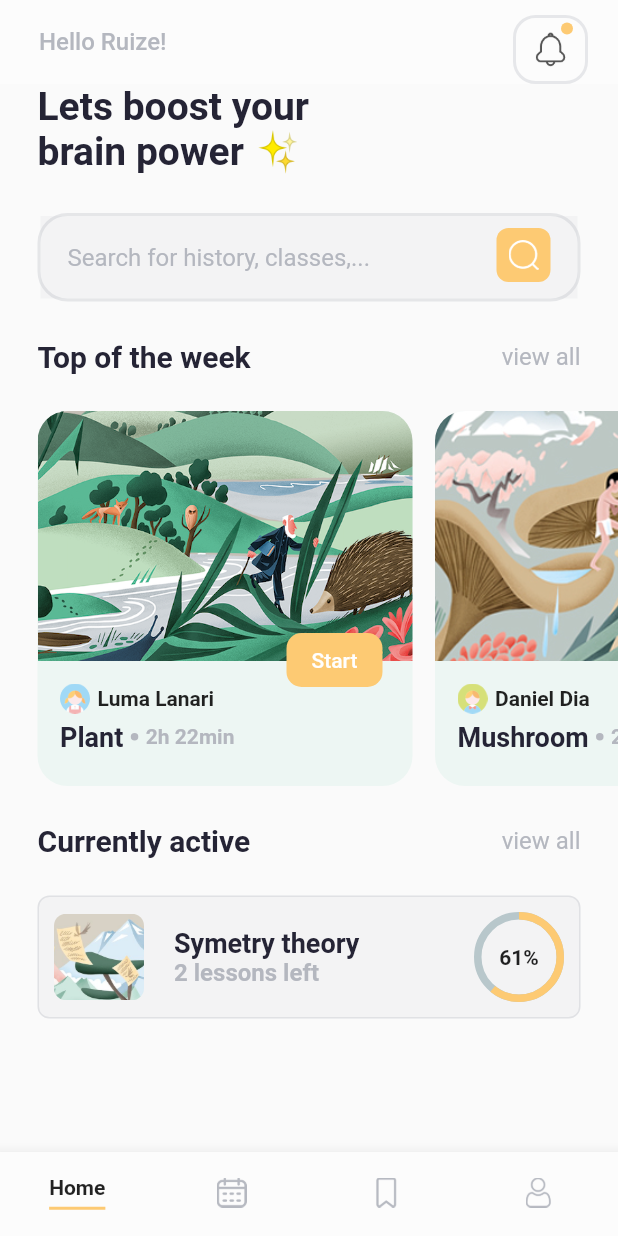
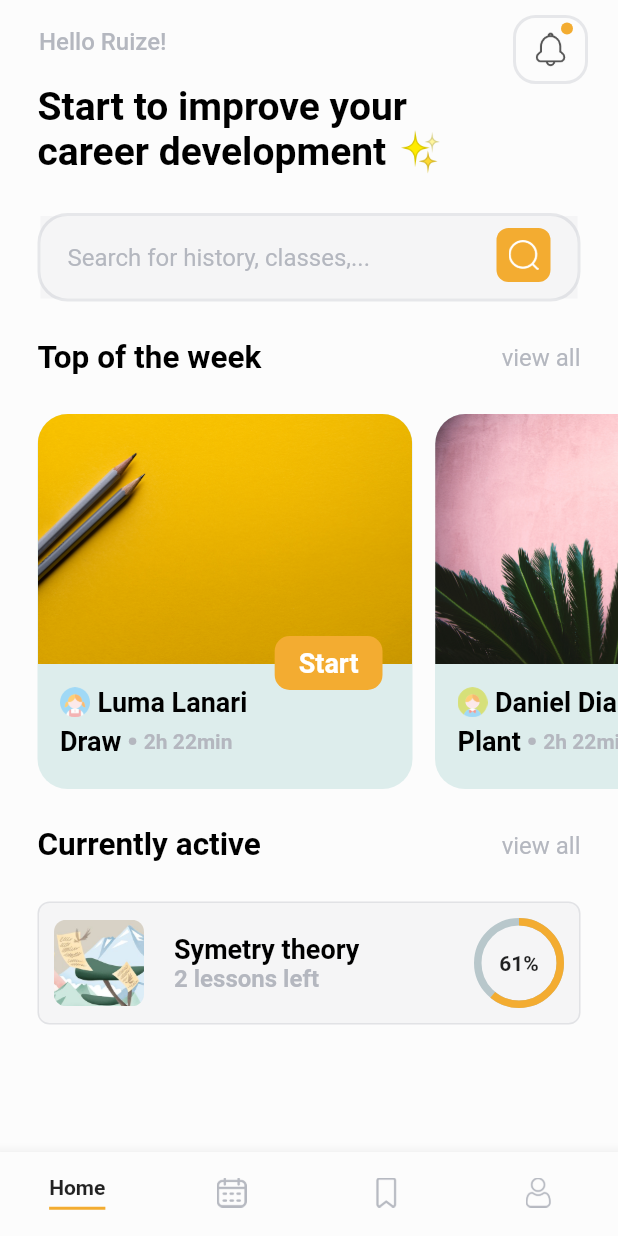
Before and after one commit to Furkanakguun/Flutter-Online-Course, a Flutter app: the screen it shows after launch, on a phone screen of 412 x 824 dp. Run offline on Flutter 3.47's test engine with Material 2 defaults, Android fonts, the phone set to English and light mode, and no system bars; drawn by our look-alikes of percent_indicator; our stand-ins replace google_fonts; Roboto replaces fonts that are missing (Chivo).

Commit message:
fonts,colors changed

```diff
--- a/lib/constants/colors.dart
+++ b/lib/constants/colors.dart
@@ -1,9 +1,10 @@
 import 'package:flutter/material.dart';
 
-const Color kBackground = Color(0xFFFCFCFC);
+const Color kBackground2 = Color(0xFFddedec);
+const Color kBackground = Color.fromARGB(255, 252, 252, 252);
 const Color kPrimaryLight = Color(0xFFEDF6F3);
 const Color kPrimary = Color(0xFFDAEFE8);
 const Color kPrimaryDark = Color(0xFF88A1AE);
-const Color kAccent = Color(0xFFFDCA73);
-const Color kFont = Color(0xFF252435);
+const Color kAccent = Color.fromARGB(255, 243, 172, 49);
+const Color kFont = Color.fromARGB(255, 0, 0, 0);
 const Color kFontLight = Color(0xFFB4B7BF);
--- /dev/null
+++ b/lib/constants/fonts.dart
@@ -0,0 +1,24 @@
+import 'package:flutter/material.dart';
+import 'package:google_fonts/google_fonts.dart';
+
+import 'colors.dart';
+
+TextStyle bigHeaderStyle = GoogleFonts.chivo(
+  textStyle:
+      TextStyle(color: kFont, fontWeight: FontWeight.w600, fontSize: 26),
+);
+
+TextStyle headerStyle = GoogleFonts.chivo(
+  textStyle:
+      TextStyle(color: kFont, fontWeight: FontWeight.w600, fontSize: 21),
+);
+
+TextStyle smallHeaderStyle = GoogleFonts.chivo(
+  textStyle:
+      TextStyle(color: kFont, fontWeight: FontWeight.w600, fontSize: 18),
+);
+
+TextStyle smallHeaderStyleWhite = GoogleFonts.chivo(
+  textStyle:
+      TextStyle(color: Colors.white, fontWeight: FontWeight.w600, fontSize: 18),
+);
--- a/lib/models/course.dart
+++ b/lib/models/course.dart
@@ -8,10 +8,10 @@ class Course {
 
   static List<Course> generateCourses() {
     return [
-      Course('Luma Lanari', 'assets/icons/avatar01.png', 'Plant',
-          'assets/images/course01.png'),
-      Course('Daniel Dia', 'assets/icons/avatar02.png', 'Mushroom',
-          'assets/images/course02.png'),
+      Course('Luma Lanari', 'assets/icons/avatar01.png', 'Draw',
+          'assets/images/course04.jpg'),
+      Course('Daniel Dia', 'assets/icons/avatar02.png', 'Plant',
+          'assets/images/course05.jpg'),
     ];
   }
 }
--- a/lib/screens/home/home.dart
+++ b/lib/screens/home/home.dart
@@ -9,6 +9,7 @@ class HomePage extends StatelessWidget {
   @override
   Widget build(BuildContext context) {
     return Scaffold(
+      backgroundColor: kBackground,
       appBar: _buildAppBar(),
       body: SingleChildScrollView(
         child: Column(
--- a/lib/screens/home/widget/category_title.dart
+++ b/lib/screens/home/widget/category_title.dart
@@ -1,5 +1,7 @@
 import 'package:course_app/constants/colors.dart';
 import 'package:flutter/material.dart';
+
+import '../../../constants/fonts.dart';
 
 class CategoryTitle extends StatelessWidget {
   final String leftText;
@@ -14,8 +16,7 @@ class CategoryTitle extends StatelessWidget {
         children: [
           Text(
             leftText,
-            style: TextStyle(
-                fontWeight: FontWeight.bold, fontSize: 20, color: kFont),
+            style: headerStyle,
           ),
           Text(
             rightText,
--- a/lib/screens/home/widget/course_item.dart
+++ b/lib/screens/home/widget/course_item.dart
@@ -2,6 +2,8 @@ import 'package:course_app/constants/colors.dart';
 import 'package:course_app/models/course.dart';
 import 'package:course_app/screens/detail/detail.dart';
 import 'package:flutter/material.dart';
+
+import '../../../constants/fonts.dart';
 
 class CourseItem extends StatelessWidget {
   final Course course;
@@ -16,7 +18,7 @@ class CourseItem extends StatelessWidget {
             height: 250,
             width: 250,
             decoration: BoxDecoration(
-                color: kPrimaryLight, borderRadius: BorderRadius.circular(20)),
+                color: kBackground2, borderRadius: BorderRadius.circular(20)),
             child: Column(
               children: [
                 Expanded(
@@ -41,7 +43,7 @@ class CourseItem extends StatelessWidget {
                             SizedBox(width: 5),
                             Text(
                               course.author,
-                              style: TextStyle(fontWeight: FontWeight.bold),
+                              style: smallHeaderStyle,
                             )
                           ],
                         ),
@@ -50,10 +52,7 @@ class CourseItem extends StatelessWidget {
                           children: [
                             Text(
                               course.title,
-                              style: TextStyle(
-                                  fontWeight: FontWeight.bold,
-                                  fontSize: 18,
-                                  color: kFont),
+                              style: smallHeaderStyle,
                             ),
                             Container(
                               margin: EdgeInsets.symmetric(horizontal: 5),
@@ -91,7 +90,7 @@ class CourseItem extends StatelessWidget {
                 Navigator.of(context).push(MaterialPageRoute(
                     builder: (context) => DetailPage(course)));
               },
-              child: Text('Start'),
+              child: Text('Start' , style: smallHeaderStyleWhite,),
             ),
           )
         ],
--- a/lib/screens/home/widget/emoji_text.dart
+++ b/lib/screens/home/widget/emoji_text.dart
@@ -1,5 +1,7 @@
 import 'package:course_app/constants/colors.dart';
 import 'package:flutter/material.dart';
+
+import '../../../constants/fonts.dart';
 
 class EmojiText extends StatelessWidget {
   @override
@@ -9,9 +11,8 @@ class EmojiText extends StatelessWidget {
       child: RichText(
         text: TextSpan(children: [
           TextSpan(
-              text: 'Let\s boost your\nbrain power ',
-              style: TextStyle(
-                  fontWeight: FontWeight.bold, fontSize: 26, color: kFont)),
+              text: 'Start to improve your \ncareer development ',
+              style: bigHeaderStyle),
           TextSpan(text: '✨', style: TextStyle(fontSize: 26))
         ]),
       ),
--- a/pubspec.yaml
+++ b/pubspec.yaml
@@ -28,6 +28,7 @@ dependencies:
   # Use with the CupertinoIcons class for iOS style icons.
   cupertino_icons: ^1.0.2
   percent_indicator: ^3.0.1
+  google_fonts: ^4.0.3
 
 dev_dependencies:
   flutter_test:
```
Also changed, not shown: assets/images/course04.jpg (added), assets/images/course05.jpg (added), pubspec.lock.
